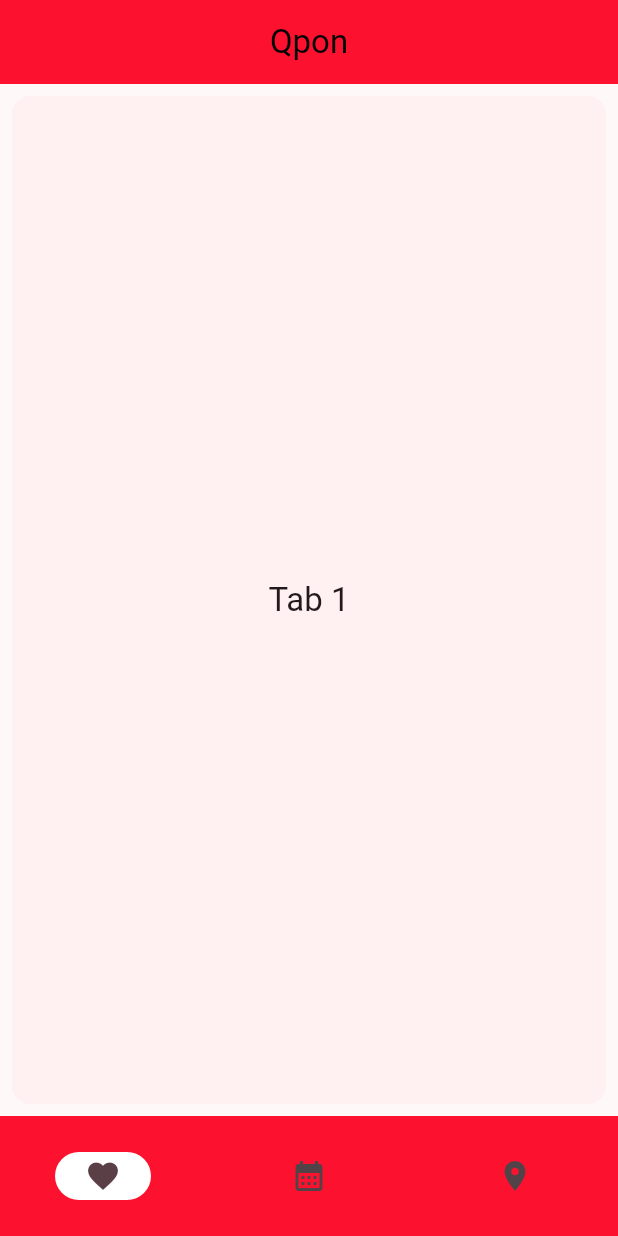
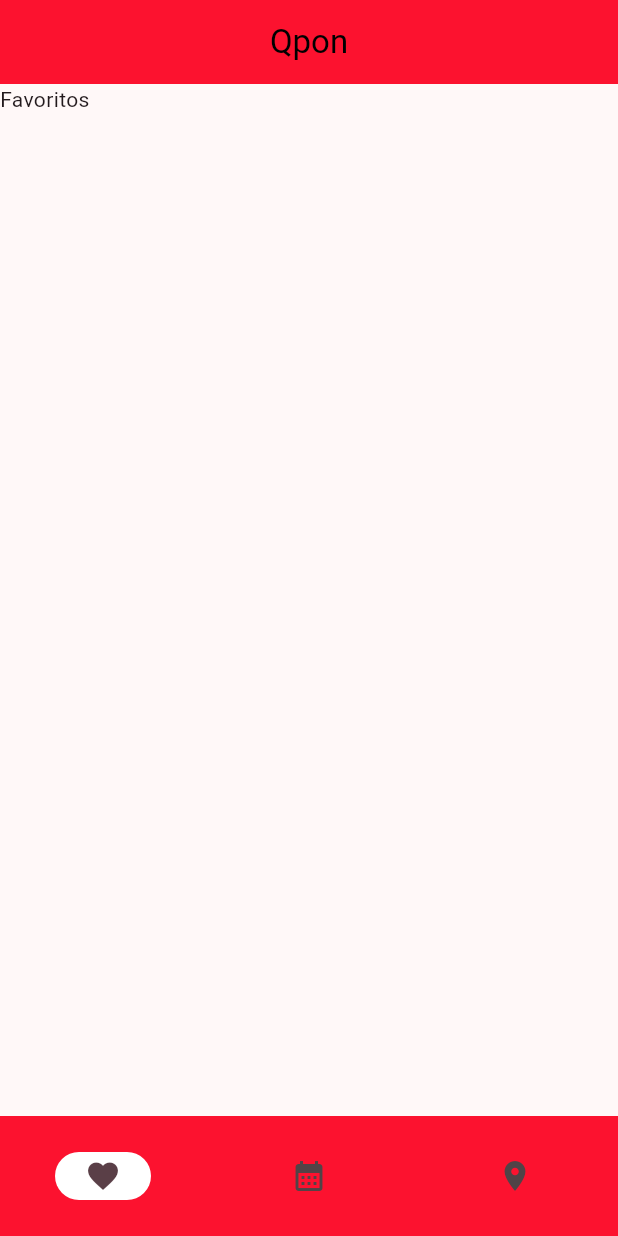
Before and after one commit to AlexanderMLAE/Qpon, a Flutter app: the screen it shows after launch, on a phone screen of 412 x 824 dp. Run offline on Flutter 3.47's test engine with Material 3 defaults, Android fonts, the phone set to English and light mode, and no system bars.

Commit message:
Bases para widgets custom: Favoritos, Calendario, y Ubicacion:

```diff
--- /dev/null
+++ b/lib/custom_widgets/favorites_widget.dart
@@ -0,0 +1,10 @@
+import 'package:flutter/material.dart';
+
+class FavoritesWidget extends StatelessWidget {
+  const FavoritesWidget({super.key});
+
+  @override
+  Widget build(BuildContext context) {
+    return Text('Favoritos');
+  }
+}
--- a/lib/ubicacion.dart
+++ b/lib/custom_widgets/location_widget.dart
@@ -1,7 +1,7 @@
 import 'package:flutter/material.dart';
 
-class UbicacionWidget extends StatelessWidget {
-  const UbicacionWidget({super.key, this.locationText = 'Muerto Morelos'});
+class LocationWidget extends StatelessWidget {
+  const LocationWidget({super.key, this.locationText = 'Muerto Morelos'});
   final String locationText;
   @override
   Widget build(BuildContext context) {
--- a/lib/main.dart
+++ b/lib/main.dart
@@ -1,5 +1,7 @@
 import 'package:flutter/material.dart';
-import 'ubicacion.dart';
+import 'custom_widgets/favorites_widget.dart';
+import 'custom_widgets/calendar_widget.dart';
+import 'custom_widgets/location_widget.dart';
 void main() {
   runApp(const MyApp());
 }
@@ -73,25 +75,13 @@ class _MyHomePageState extends State<MyHomePage> {
           ),
         ],
         ),
-        body: <Widget> [
-          // Tab 1
-                  Card(
-          shadowColor: Colors.transparent,
-          margin: const EdgeInsets.all(8.0),
-          child: SizedBox.expand(
-            child: Center(child: Text('Tab 1', style: theme.textTheme.titleLarge)),
-          ),
-        ),
+                body: <Widget> [
+        // Tab 1
+          FavoritesWidget(),
         // Tab 2
-                Card(
-          shadowColor: Colors.transparent,
-          margin: const EdgeInsets.all(8.0),
-          child: SizedBox.expand(
-            child: Center(child: Text('Tab 2', style: theme.textTheme.titleLarge)),
-          ),
-        ),
+          CalendarWidget(),
         // Tab 3
-        UbicacionWidget()
+          LocationWidget(),
         ][currentPageIndex],
     );
   }
```
Also changed, not shown: lib/custom_widgets/calendar_widget.dart (added, +10 -0 lines).
